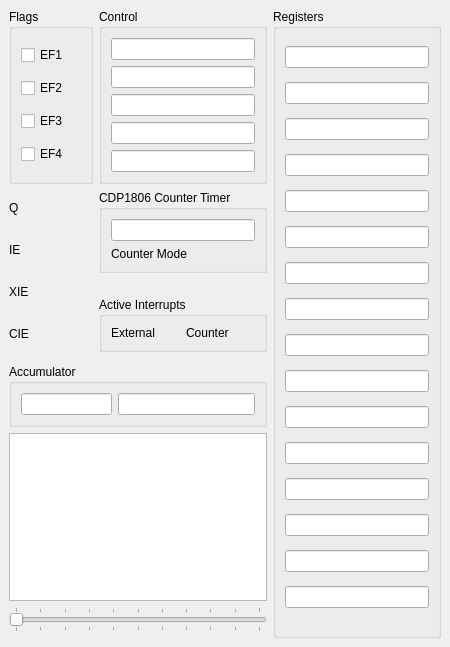
Qt form processor.ui (Mark-Clegg/EM1802) before a commit.
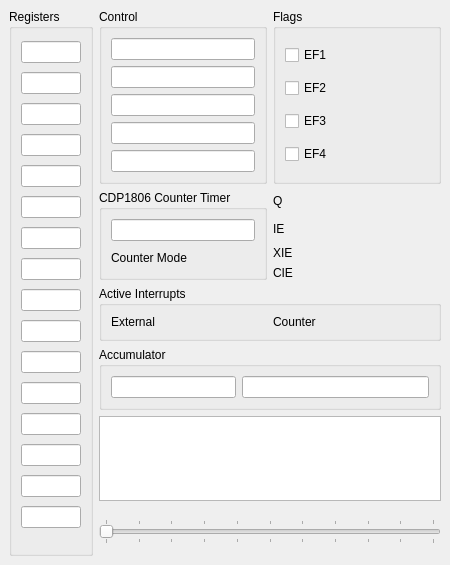
The same form after that commit. Custom widgets are drawn as their Qt base class.

What changed in the file:
```diff
--- a/processor.ui
+++ b/processor.ui
@@ -7,15 +7,9 @@
     <x>0</x>
     <y>0</y>
     <width>450</width>
-    <height>647</height>
+    <height>565</height>
    </rect>
   </property>
-  <property name="minimumSize">
-   <size>
-    <width>450</width>
-    <height>647</height>
-   </size>
-  </property>
   <property name="features">
    <set>QDockWidget::NoDockWidgetFeatures</set>
   </property>
@@ -24,7 +18,7 @@
   </property>
   <widget class="QWidget" name="dockWidgetContents">
    <layout class="QGridLayout" name="gridLayout_2" columnstretch="20,40,40">
-    <item row="10" column="0" colspan="2">
+    <item row="7" column="1" colspan="2">
      <widget class="QSlider" name="ClockSpeed">
       <property name="toolTip">
        <string>&lt;html&gt;&lt;head/&gt;&lt;body&gt;&lt;p&gt;Processor speed&lt;/p&gt;&lt;/body&gt;&lt;/html&gt;</string>
@@ -49,7 +43,7 @@
       </property>
      </widget>
     </item>
-    <item row="0" column="0">
+    <item row="0" column="2">
      <widget class="QGroupBox" name="groupBox_2">
       <property name="title">
        <string>Flags</string>
@@ -86,7 +80,36 @@
       </layout>
      </widget>
     </item>
-    <item row="0" column="2" rowspan="12">
+    <item row="3" column="1" colspan="2">
+     <widget class="QGroupBox" name="groupBox_4">
+      <property name="title">
+       <string>Accumulator</string>
+      </property>
+      <layout class="QHBoxLayout" name="horizontalLayout" stretch="40,60">
+       <item>
+        <widget class="Register" name="DF">
+         <property name="minimumSize">
+          <size>
+           <width>0</width>
+           <height>22</height>
+          </size>
+         </property>
+        </widget>
+       </item>
+       <item>
+        <widget class="Register" name="D">
+         <property name="minimumSize">
+          <size>
+           <width>0</width>
+           <height>22</height>
+          </size>
+         </property>
+        </widget>
+       </item>
+      </layout>
+     </widget>
+    </item>
+    <item row="0" column="0" rowspan="10">
      <widget class="QGroupBox" name="groupBox">
       <property name="title">
        <string>Registers</string>
@@ -314,36 +337,7 @@
       </layout>
      </widget>
     </item>
-    <item row="8" column="0" colspan="2">
-     <widget class="QGroupBox" name="groupBox_4">
-      <property name="title">
-       <string>Accumulator</string>
-      </property>
-      <layout class="QHBoxLayout" name="horizontalLayout" stretch="40,60">
-       <item>
-        <widget class="Register" name="DF">
-         <property name="minimumSize">
-          <size>
-           <width>0</width>
-           <height>22</height>
-          </size>
-         </property>
-        </widget>
-       </item>
-       <item>
-        <widget class="Register" name="D">
-         <property name="minimumSize">
-          <size>
-           <width>0</width>
-           <height>22</height>
-          </size>
-         </property>
-        </widget>
-       </item>
-      </layout>
-     </widget>
-    </item>
-    <item row="9" column="0" colspan="2">
+    <item row="4" column="1" colspan="2">
      <widget class="QPlainTextEdit" name="Disassembly">
       <property name="lineWrapMode">
        <enum>QPlainTextEdit::NoWrap</enum>
@@ -372,30 +366,7 @@
       </layout>
      </widget>
     </item>
-    <item row="5" column="1" rowspan="2">
-     <widget class="QGroupBox" name="groupBox_5">
-      <property name="title">
-       <string>Active Interrupts</string>
-      </property>
-      <layout class="QHBoxLayout" name="horizontalLayout_2">
-       <item>
-        <widget class="IndicatorLED" name="XI">
-         <property name="text">
-          <string>External</string>
-         </property>
-        </widget>
-       </item>
-       <item>
-        <widget class="IndicatorLED" name="CI">
-         <property name="text">
-          <string>Counter</string>
-         </property>
-        </widget>
-       </item>
-      </layout>
-     </widget>
-    </item>
-    <item row="1" column="0" rowspan="6">
+    <item row="1" column="2">
      <layout class="QVBoxLayout" name="verticalLayout_4">
       <item>
        <widget class="IndicatorLED" name="Q">
@@ -439,6 +410,29 @@
       </item>
      </layout>
     </item>
+    <item row="2" column="1" colspan="2">
+     <widget class="QGroupBox" name="groupBox_5">
+      <property name="title">
+       <string>Active Interrupts</string>
+      </property>
+      <layout class="QHBoxLayout" name="horizontalLayout_2">
+       <item>
+        <widget class="IndicatorLED" name="XI">
+         <property name="text">
+          <string>External</string>
+         </property>
+        </widget>
+       </item>
+       <item>
+        <widget class="IndicatorLED" name="CI">
+         <property name="text">
+          <string>Counter</string>
+         </property>
+        </widget>
+       </item>
+      </layout>
+     </widget>
+    </item>
    </layout>
   </widget>
  </widget>
```
Left out of the diff: 2 changed lines with no effect on the pictures.
